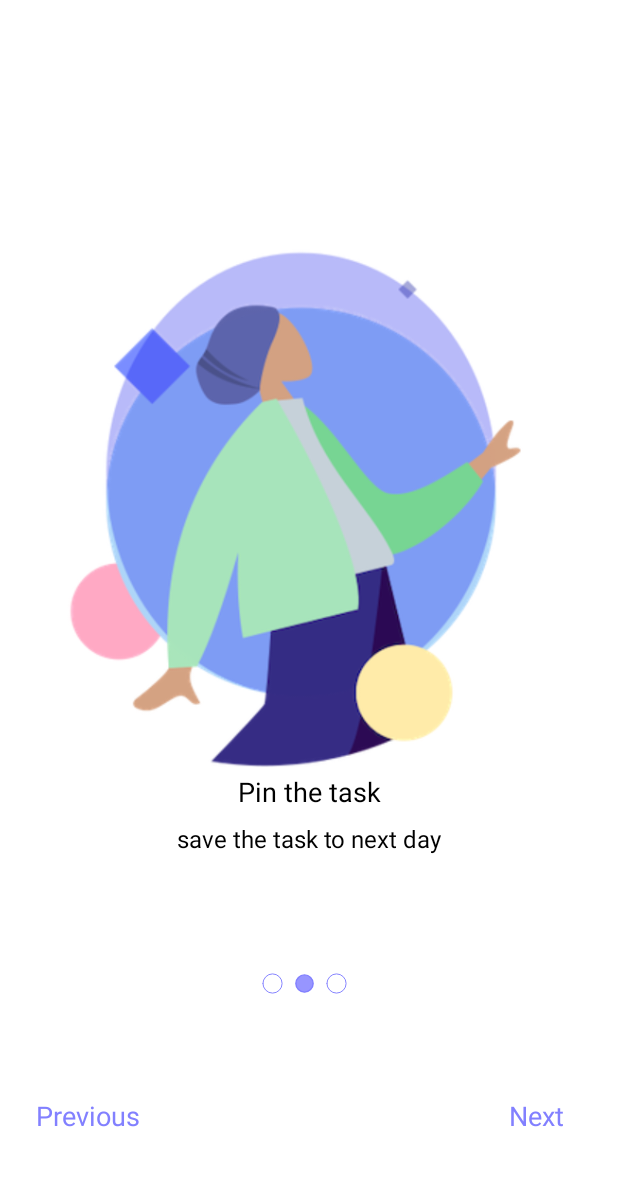
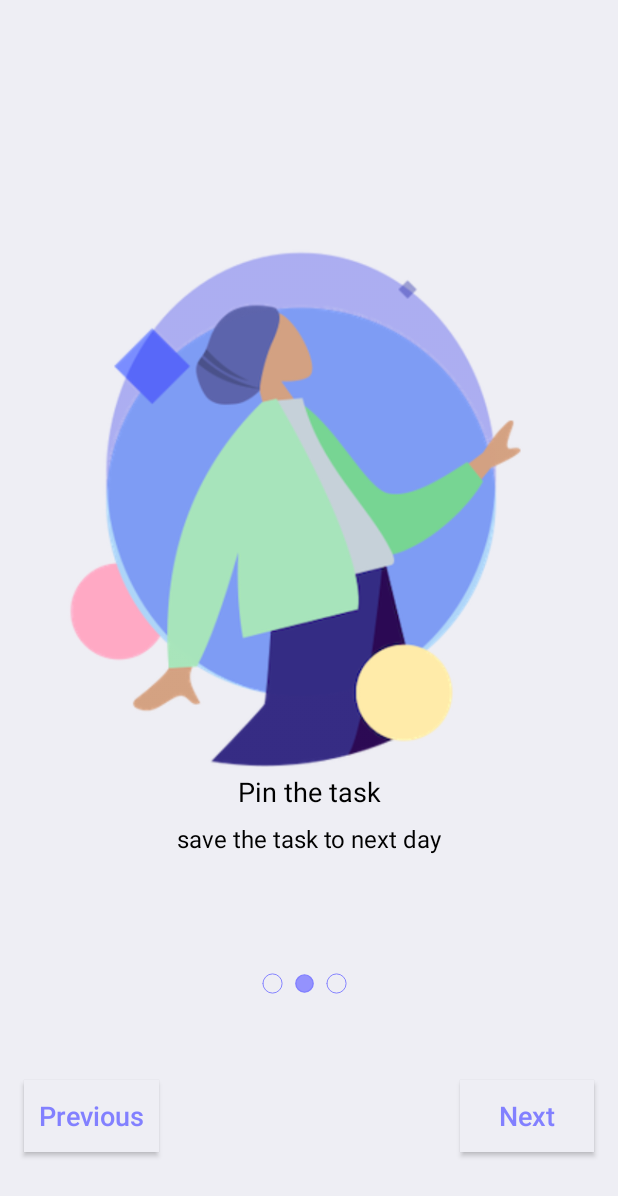
Before and after one commit to Mohamed02Emad/clean_arch_todo, an Android app: the screen it shows after launch (MainActivity), after a tap on "Next", on a phone screen of 412 x 824 dp. Shown: the top 1196 px of the screen. Run offline under Robolectric (Android 15) with nearby library versions, the light colour scheme and no system bars; our stand-ins replace Dagger/Hilt's generated code, Room's generated code.

Commit message:
small fixes

```diff
--- a/app/src/main/java/com/motodo/todo/data/receivers/todosAlarm/TodosAlarmReceiver.kt
+++ b/app/src/main/java/com/motodo/todo/data/receivers/todosAlarm/TodosAlarmReceiver.kt
@@ -69,7 +69,7 @@ class TodosAlarmReceiver : BroadcastReceiver() {
                 return
             }
             val pendingIntent = PendingIntent.getBroadcast(
-                context, todo.id, intent,
+                context, todo.id + 1, intent,
                 PendingIntent.FLAG_UPDATE_CURRENT or PendingIntent.FLAG_IMMUTABLE
             )
 
@@ -81,7 +81,7 @@ class TodosAlarmReceiver : BroadcastReceiver() {
             reminderCalendar?.let { reminderCalendar ->
                 intent.putExtra("use_alarm", false)
                 val reminderPendingIntent = PendingIntent.getBroadcast(
-                    context, -todo.id, intent,
+                    context, -(todo.id + 1), intent,
                     PendingIntent.FLAG_UPDATE_CURRENT or PendingIntent.FLAG_IMMUTABLE
                 )
                 createExactAlarm(reminderCalendar, alarmManager, reminderPendingIntent)
--- a/app/src/main/java/com/motodo/todo/data/repositories/BaseRepositoryImpl.kt
+++ b/app/src/main/java/com/motodo/todo/data/repositories/BaseRepositoryImpl.kt
@@ -3,12 +3,11 @@ package com.motodo.todo.data.repositories
 import com.motodo.todo.data.source.TodoDao
 import com.motodo.todo.domain.models.ToDo
 import com.motodo.todo.domain.repositories.BaseRepository
-import java.util.Date
 
 class BaseRepositoryImpl(val dao : TodoDao) : BaseRepository{
     override suspend fun getListForDate(year : String , month :String , day:String): List<ToDo> = dao.getTodosByDate(year, month, day)
     override suspend fun insertUpdateToDo(todo: ToDo) = dao.insertAndUpdateTodo(todo)
-    override fun getAllPreviousTodos(): List<ToDo> = dao.getAllPreviousTodos()
+    override fun getAllPreviousTodos(): List<ToDo> = dao.getAllTodos()
     override suspend fun deleteToDo(todo: ToDo) = dao.deleteTodo(todo)
     override suspend fun updateTodos(todo: ToDo) {
         dao.updateTodo(todo)
--- a/app/src/main/java/com/motodo/todo/data/source/TodoDao.kt
+++ b/app/src/main/java/com/motodo/todo/data/source/TodoDao.kt
@@ -13,7 +13,7 @@ interface TodoDao {
     @Query("select * from ToDo where year = :year and month = :month and day = :day")
      fun getTodosByDate(day: String , month : String , year : String) : List<ToDo>
     @Query("SELECT * FROM ToDo ")
-    fun getAllPreviousTodos(): List<ToDo>
+    fun getAllTodos(): List<ToDo>
 
     @Delete
     suspend fun deleteTodo(todo: ToDo)
--- a/app/src/main/java/com/motodo/todo/domain/models/ToDo.kt
+++ b/app/src/main/java/com/motodo/todo/domain/models/ToDo.kt
@@ -7,7 +7,7 @@ import java.util.Date
 
 @Entity
 data class ToDo(
-    @PrimaryKey(autoGenerate = true) val id: Int = 1,
+    @PrimaryKey(autoGenerate = true) val id: Int = 0,
     var title: String = "",
     var hasAlarm : Boolean = false,
     var alarmTime : String? = null,
--- a/app/src/main/java/com/motodo/todo/domain/useCases/GetPreviousTodosUseCase.kt
+++ b/app/src/main/java/com/motodo/todo/domain/useCases/GetPreviousTodosUseCase.kt
@@ -10,9 +10,9 @@ class GetPreviousTodosUseCase(private val repository: BaseRepositoryImpl) {
     suspend operator fun invoke(): ArrayList<ToDo> = withContext(Dispatchers.IO) {
         val arr = ArrayList<ToDo>()
         arr.addAll(
-            repository.dao.getAllPreviousTodos()
-                .filter { isOldDate(it.day.toInt(), it.month.toInt(), it.year.toInt())}
-                .sortedByDescending{it.id}
+            repository.dao.getAllTodos()
+                .filter { isOldDate(it.day.toInt(), it.month.toInt(), it.year.toInt()) }
+                .sortedByDescending { it.id }
         )
         arr
     }
--- a/app/src/main/java/com/motodo/todo/presentation/MainActivity.kt
+++ b/app/src/main/java/com/motodo/todo/presentation/MainActivity.kt
@@ -4,6 +4,7 @@ import android.os.Build
 import android.os.Bundle
 import androidx.activity.result.contract.ActivityResultContracts
 import androidx.appcompat.app.AppCompatActivity
+import androidx.core.content.ContextCompat
 import androidx.core.view.WindowCompat
 import androidx.core.view.WindowInsetsCompat
 import androidx.core.view.WindowInsetsControllerCompat
@@ -58,6 +59,7 @@ class MainActivity : AppCompatActivity() {
         WindowCompat.setDecorFitsSystemWindows(window, true)
         WindowInsetsControllerCompat(window, window.decorView).let { controller ->
            controller.show(WindowInsetsCompat.Type.systemBars())
+            window.statusBarColor = ContextCompat.getColor(this, R.color.white)
         }
     }
 
@@ -67,6 +69,7 @@ class MainActivity : AppCompatActivity() {
             controller.hide(WindowInsetsCompat.Type.navigationBars())
             controller.systemBarsBehavior = WindowInsetsControllerCompat.BEHAVIOR_SHOW_TRANSIENT_BARS_BY_SWIPE
         }
+        window.statusBarColor = ContextCompat.getColor(this, R.color.primary_blue)
     }
 
      suspend fun isOnBoardingFinished(): Boolean {
--- a/app/src/main/java/com/motodo/todo/presentation/fragmentSplash/SplashFragment.kt
+++ b/app/src/main/java/com/motodo/todo/presentation/fragmentSplash/SplashFragment.kt
@@ -52,6 +52,7 @@ class SplashFragment : Fragment() {
     }
 
     private fun handleDirections() {
+        (activity as MainActivity).undoFullScreen()
         lifecycleScope.launch {
             if ((activity as MainActivity).isOnBoardingFinished()) {
                 openHomeFragment()
@@ -69,8 +70,4 @@ class SplashFragment : Fragment() {
         findNavController().navigate(SplashFragmentDirections.actionSplashFragmentToHomeFragment())
     }
 
-    override fun onDetach() {
-        super.onDetach()
-        (activity as MainActivity).undoFullScreen()
-    }
 }
--- a/app/src/main/res/drawable/bottom_sheet_shape.xml
+++ b/app/src/main/res/drawable/bottom_sheet_shape.xml
@@ -1,6 +1,6 @@
 <?xml version="1.0" encoding="utf-8"?>
 <shape xmlns:android="http://schemas.android.com/apk/res/android">
-<solid android:color="@color/white"/>
+<solid android:color="@color/color_background"/>
     <corners android:topLeftRadius="20dp"
         android:topRightRadius="20dp"/>
 </shape>
--- a/app/src/main/res/drawable/ic_back_arrow.xml
+++ b/app/src/main/res/drawable/ic_back_arrow.xml
@@ -1,5 +1,5 @@
 <vector android:autoMirrored="true" android:height="24dp"
-    android:tint="#000000" android:viewportHeight="24"
+    android:tint="@color/black" android:viewportHeight="24"
     android:viewportWidth="24" android:width="24dp" xmlns:android="http://schemas.android.com/apk/res/android">
     <path android:fillColor="@android:color/white" android:pathData="M20,11H7.83l5.59,-5.59L12,4l-8,8 8,8 1.41,-1.41L7.83,13H20v-2z"/>
 </vector>
--- a/app/src/main/res/drawable/ic_settings.xml
+++ b/app/src/main/res/drawable/ic_settings.xml
@@ -1,4 +1,4 @@
-<vector android:height="24dp" android:tint="#000000"
+<vector android:height="24dp" android:tint="@color/primary_grey"
     android:viewportHeight="24" android:viewportWidth="24"
     android:width="24dp" xmlns:android="http://schemas.android.com/apk/res/android">
     <path android:fillColor="@android:color/white" android:pathData="M19.14,12.94c0.04,-0.3 0.06,-0.61 0.06,-0.94c0,-0.32 -0.02,-0.64 -0.07,-0.94l2.03,-1.58c0.18,-0.14 0.23,-0.41 0.12,-0.61l-1.92,-3.32c-0.12,-0.22 -0.37,-0.29 -0.59,-0.22l-2.39,0.96c-0.5,-0.38 -1.03,-0.7 -1.62,-0.94L14.4,2.81c-0.04,-0.24 -0.24,-0.41 -0.48,-0.41h-3.84c-0.24,0 -0.43,0.17 -0.47,0.41L9.25,5.35C8.66,5.59 8.12,5.92 7.63,6.29L5.24,5.33c-0.22,-0.08 -0.47,0 -0.59,0.22L2.74,8.87C2.62,9.08 2.66,9.34 2.86,9.48l2.03,1.58C4.84,11.36 4.8,11.69 4.8,12s0.02,0.64 0.07,0.94l-2.03,1.58c-0.18,0.14 -0.23,0.41 -0.12,0.61l1.92,3.32c0.12,0.22 0.37,0.29 0.59,0.22l2.39,-0.96c0.5,0.38 1.03,0.7 1.62,0.94l0.36,2.54c0.05,0.24 0.24,0.41 0.48,0.41h3.84c0.24,0 0.44,-0.17 0.47,-0.41l0.36,-2.54c0.59,-0.24 1.13,-0.56 1.62,-0.94l2.39,0.96c0.22,0.08 0.47,0 0.59,-0.22l1.92,-3.32c0.12,-0.22 0.07,-0.47 -0.12,-0.61L19.14,12.94zM12,15.6c-1.98,0 -3.6,-1.62 -3.6,-3.6s1.62,-3.6 3.6,-3.6s3.6,1.62 3.6,3.6S13.98,15.6 12,15.6z"/>
--- /dev/null
+++ b/app/src/main/res/drawable/ripple_with_background_color.xml
@@ -0,0 +1,11 @@
+<?xml version="1.0" encoding="utf-8"?>
+<ripple xmlns:android="http://schemas.android.com/apk/res/android"
+    android:color="@color/color_ripple"> <!-- Set the desired ripple color -->
+
+    <item>
+        <shape >
+            <solid android:color="@color/color_background"/>
+        </shape>
+    </item>
+
+</ripple>
--- a/app/src/main/res/layout/fragment_on_boarding.xml
+++ b/app/src/main/res/layout/fragment_on_boarding.xml
@@ -2,7 +2,7 @@
     xmlns:app="http://schemas.android.com/apk/res-auto"
     xmlns:tools="http://schemas.android.com/tools"
     android:layout_width="match_parent"
-    android:background="@color/white"
+    android:background="@color/color_background"
     android:layout_height="match_parent">
 
     <ImageView
@@ -78,14 +78,15 @@
         />
     </LinearLayout>
 
-    <TextView
+    <androidx.appcompat.widget.AppCompatButton
         android:id="@+id/btn_previous"
         android:layout_width="wrap_content"
         android:layout_height="wrap_content"
+        android:textAllCaps="false"
         android:layout_marginStart="@dimen/side_margin"
-        android:background="?attr/selectableItemBackground"
-        android:paddingHorizontal="8dp"
-        android:paddingVertical="4dp"
+        android:background="@drawable/ripple_with_background_color"
+        android:paddingHorizontal="10dp"
+        android:paddingVertical="6dp"
         android:text="Previous"
         android:textColor="@color/primary_blue"
         android:textSize="18sp"
@@ -93,14 +94,15 @@
         app:layout_constraintStart_toStartOf="parent"
         app:layout_constraintTop_toBottomOf="@id/ll_marker_container" />
 
-    <TextView
+    <androidx.appcompat.widget.AppCompatButton
         android:id="@+id/btn_next"
         android:layout_width="wrap_content"
         android:layout_height="wrap_content"
         android:layout_marginEnd="@dimen/side_margin"
-        android:background="?attr/selectableItemBackground"
-        android:paddingHorizontal="20dp"
-        android:paddingVertical="4dp"
+        android:textAllCaps="false"
+        android:background="@drawable/ripple_with_background_color"
+        android:paddingHorizontal="26dp"
+        android:paddingVertical="6dp"
         android:text="Next"
         android:textColor="@color/primary_blue"
         android:textSize="18sp"
--- a/app/src/main/res/values/colors.xml
+++ b/app/src/main/res/values/colors.xml
@@ -2,8 +2,9 @@
 <resources>
     <color name="black">#FF000000</color>
     <color name="white">#FFFFFFFF</color>
-    <color name="semi_white">#BFFFFFFF</color>
-    <color name="color_onboarding_background">#E6E4E4</color>
+    <color name="semi_white">#BFEEEEF4</color>
+    <color name="color_background">#EEEEF4</color>
+    <color name="color_ripple">#8B8B98</color>
 
     <color name="primary_blue">#8280FF</color>
     <color name="secondary_blue">#DFD9FB</color>
```
Also changed, not shown: app/src/main/java/com/motodo/todo/presentation/recyclerViews/TodosAdapter.kt (+4 -3 lines), app/src/main/java/com/motodo/todo/utils/MethodsHelper.kt (+8 -1 lines), app/src/main/res/layout/fragment_home.xml (+5 -4 lines), app/src/main/res/layout/fragment_previous.xml (+5 -4 lines), app/src/main/res/layout/fragment_settings.xml (+5 -5 lines).
